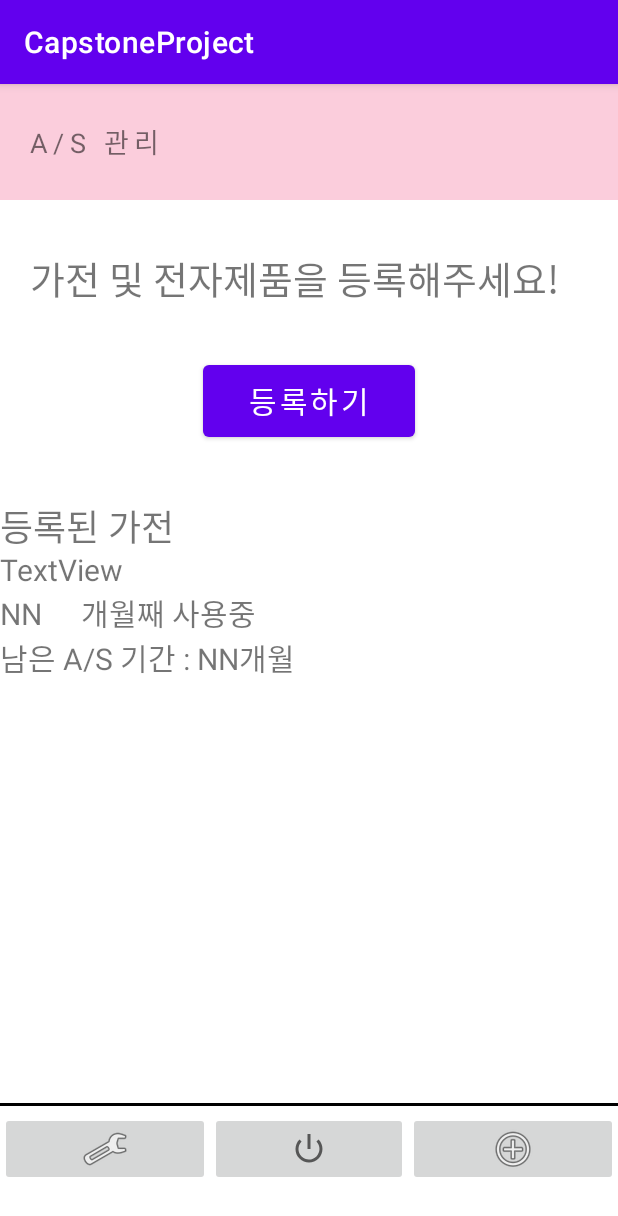
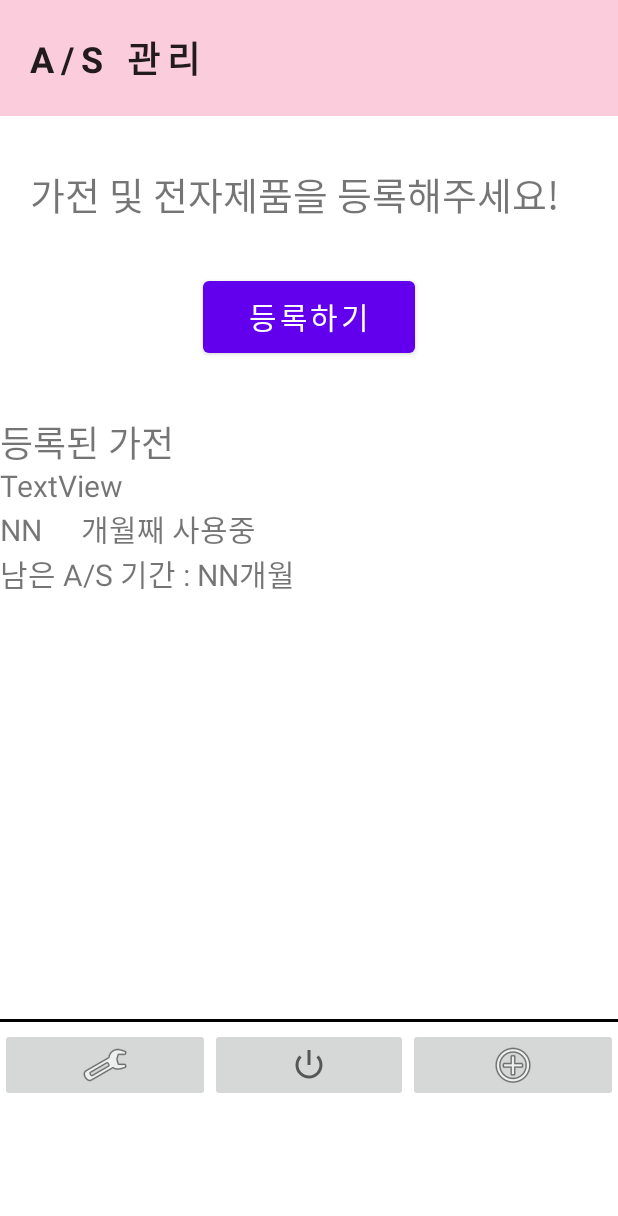
Before and after one commit to yangsuengwon/capstone, an Android app: the screen it shows after launch (Home), on a phone screen of 412 x 824 dp. Shown: the top 1216 px of the screen. Run offline under Robolectric (Android 15) with nearby library versions, the phone set to English and light mode, and no system bars.

Commit message:
타이틀 바 상태바 제거
스마트폰 화면 크기에 따라 UI가 달라짐

```diff
--- a/app/src/main/res/layout/activity_1.xml
+++ b/app/src/main/res/layout/activity_1.xml
@@ -21,7 +21,9 @@
             android:letterSpacing="0.2"
             android:paddingLeft="20dp"
             android:text="A/S 관리"
-            android:textSize="18sp" />
+            android:textAppearance="@style/TextAppearance.AppCompat.Large"
+            android:textSize="24sp"
+            android:textStyle="bold" />
     </LinearLayout>
 
     <LinearLayout
--- a/app/src/main/res/values/themes.xml
+++ b/app/src/main/res/values/themes.xml
@@ -12,5 +12,9 @@
         <!-- Status bar color. -->
         <item name="android:statusBarColor" tools:targetApi="l">?attr/colorPrimaryVariant</item>
         <!-- Customize your theme here. -->
+
+        <item name="windowActionBar">false</item> <!-- 타이틀 바 제거1-->
+        <item name="windowNoTitle">true</item><!-- 타이틀 바 제거1-->
+        <item name="android:windowFullscreen">true</item><!-- 상태 바 제거1-->
     </style>
 </resources>
```
